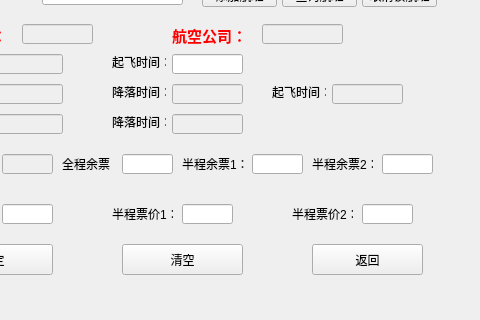
Old version of the form Qtfirst/managerwid.ui in the repository LiruichenSpace/Airline-System; both pictures show x 118 to 598 and y 106 to 426 of the 598 by 426 pixel window.
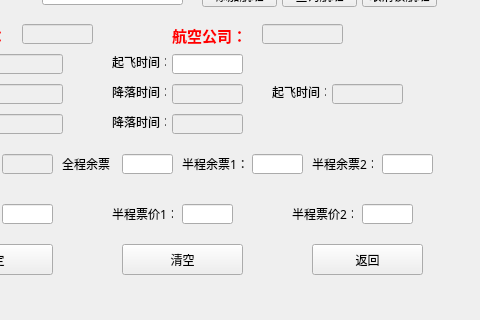
New version of the form.

What changed in the file:
```diff
--- a/Qtfirst/managerwid.ui
+++ b/Qtfirst/managerwid.ui
@@ -58,6 +58,11 @@
      <height>20</height>
     </rect>
    </property>
+   <property name="font">
+    <font>
+     <family>素晴字体</family>
+    </font>
+   </property>
    <property name="text">
     <string>半程票价1：</string>
    </property>
@@ -172,6 +177,11 @@
      <height>20</height>
     </rect>
    </property>
+   <property name="font">
+    <font>
+     <family>素晴字体</family>
+    </font>
+   </property>
    <property name="text">
     <string>半程余票2：</string>
    </property>
@@ -296,6 +306,11 @@
      <height>20</height>
     </rect>
    </property>
+   <property name="font">
+    <font>
+     <family>素晴字体</family>
+    </font>
+   </property>
    <property name="text">
     <string>半程余票1：</string>
    </property>
@@ -384,6 +399,11 @@
      <height>20</height>
     </rect>
    </property>
+   <property name="font">
+    <font>
+     <family>素晴字体</family>
+    </font>
+   </property>
    <property name="text">
     <string>半程票价2：</string>
    </property>
```
Left out of the diff: 170 changed lines with no effect on the pictures.
